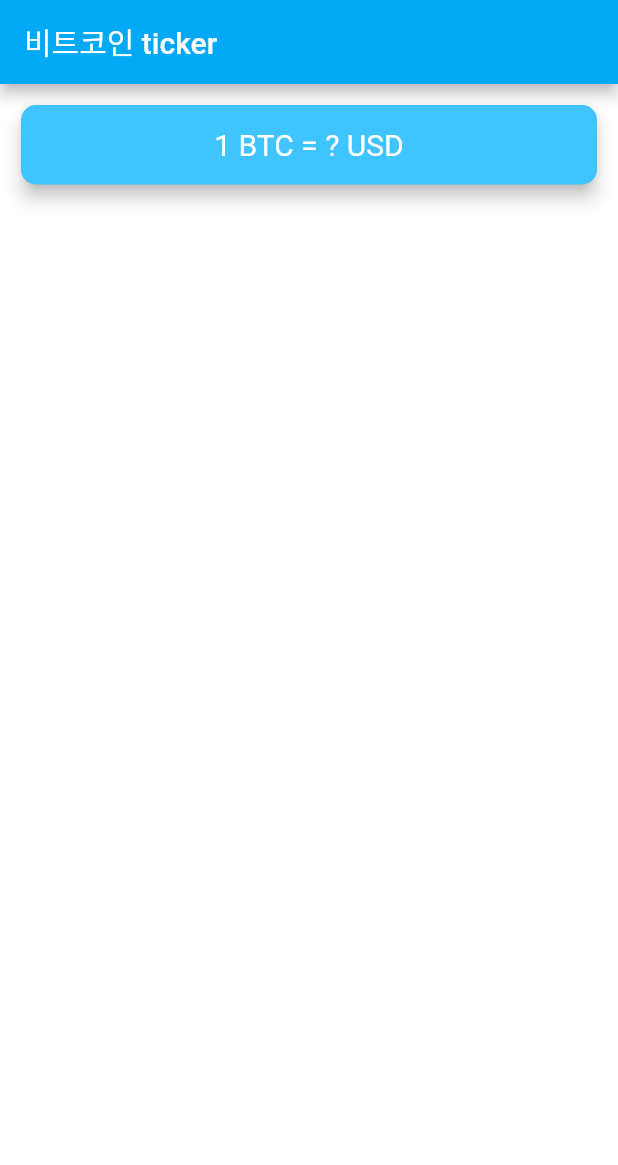
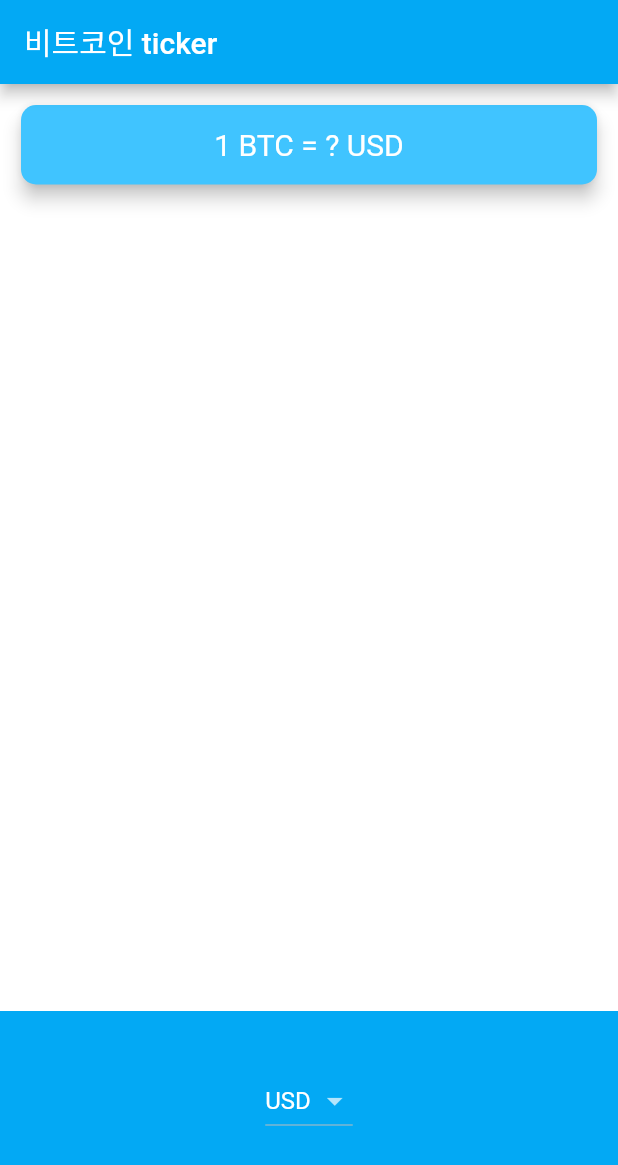
Before and after one commit to angre-kim/bitcoin0210, a Flutter app: the screen it shows after launch, on a phone screen of 412 x 824 dp. Shown: the top 1165 px of the screen. Run offline on Flutter 3.47's test engine with Material 2 defaults, Android fonts, the phone set to English and light mode, and no system bars.

Commit message:
1차 dropbutton 생성 완료

```diff
--- a/lib/price_screen2.dart
+++ b/lib/price_screen2.dart
@@ -6,6 +6,9 @@ class PriceScreen extends StatefulWidget {
 }
 
 class _PriceScreenState extends State<PriceScreen> {
+
+  String selectedCurrency= 'USD';
+
   @override
   Widget build(BuildContext context) {
     return Scaffold(
@@ -36,6 +39,35 @@ class _PriceScreenState extends State<PriceScreen> {
               ),
             ),
           ),
+          Container(
+            height: 150.0,
+            alignment: Alignment.center,
+            padding: EdgeInsets.only(bottom: 30.0),
+            color: Colors.lightBlue,
+            child: DropdownButton<String>(
+                value: selectedCurrency,
+                items: [
+                  DropdownMenuItem(
+                    child: Text('USD'),
+                    value: 'USD',
+                  ),
+                  DropdownMenuItem(
+                    child: Text('FFF'),
+                    value: 'FFF',
+                  ),
+                  DropdownMenuItem(
+                    child: Text('CYW'),
+                    value: 'CYW',
+                  ),
+                ],
+                onChanged: (value){
+                  setState(() {
+                    selectedCurrency = value;
+                  });
+                },
+
+            ),
+          ),
         ],
       ),
     );
```
